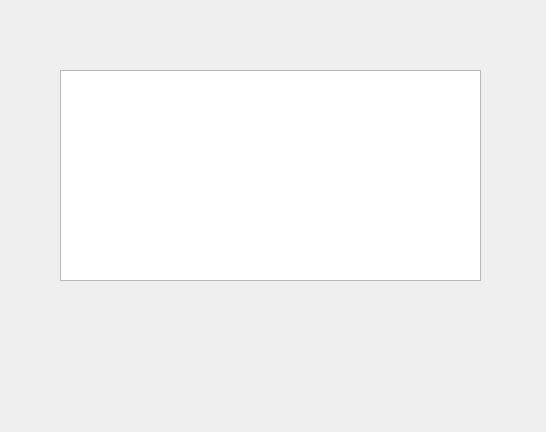
Qt form FruitManager/dialogpurchase.ui (database-class-assistants/c-sFruitManager) before a commit.
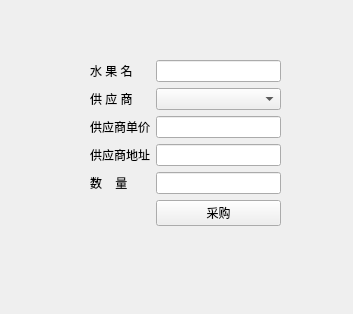
The same form after that commit.

Commit message: 完成采购

What changed in the file:
```diff
--- a/FruitManager/dialogpurchase.ui
+++ b/FruitManager/dialogpurchase.ui
@@ -6,22 +6,95 @@
    <rect>
     <x>0</x>
     <y>0</y>
-    <width>546</width>
-    <height>432</height>
+    <width>353</width>
+    <height>314</height>
    </rect>
   </property>
   <property name="windowTitle">
    <string>Form</string>
   </property>
-  <widget class="QTableView" name="tableView">
+  <widget class="QWidget" name="formLayoutWidget">
    <property name="geometry">
     <rect>
-     <x>60</x>
-     <y>70</y>
-     <width>421</width>
-     <height>211</height>
+     <x>90</x>
+     <y>60</y>
+     <width>191</width>
+     <height>173</height>
     </rect>
    </property>
+   <layout class="QFormLayout" name="formLayout">
+    <item row="0" column="0">
+     <widget class="QLabel" name="label">
+      <property name="text">
+       <string>水 果 名</string>
+      </property>
+     </widget>
+    </item>
+    <item row="0" column="1">
+     <widget class="QLineEdit" name="le_fruit_name"/>
+    </item>
+    <item row="1" column="0">
+     <widget class="QLabel" name="label_2">
+      <property name="text">
+       <string>供 应 商</string>
+      </property>
+     </widget>
+    </item>
+    <item row="1" column="1">
+     <widget class="QComboBox" name="cb_supplier"/>
+    </item>
+    <item row="2" column="0">
+     <widget class="QLabel" name="label_4">
+      <property name="text">
+       <string>供应商单价</string>
+      </property>
+     </widget>
+    </item>
+    <item row="2" column="1">
+     <widget class="QLineEdit" name="le_price">
+      <property name="enabled">
+       <bool>true</bool>
+      </property>
+      <property name="focusPolicy">
+       <enum>Qt::NoFocus</enum>
+      </property>
+      <property name="text">
+       <string/>
+      </property>
+     </widget>
+    </item>
+    <item row="3" column="0">
+     <widget class="QLabel" name="label_5">
+      <property name="text">
+       <string>供应商地址</string>
+      </property>
+     </widget>
+    </item>
+    <item row="3" column="1">
+     <widget class="QLineEdit" name="le_address">
+      <property name="focusPolicy">
+       <enum>Qt::NoFocus</enum>
+      </property>
+     </widget>
+    </item>
+    <item row="4" column="0">
+     <widget class="QLabel" name="label_3">
+      <property name="text">
+       <string>数    量</string>
+      </property>
+     </widget>
+    </item>
+    <item row="4" column="1">
+     <widget class="QLineEdit" name="le_num"/>
+    </item>
+    <item row="5" column="1">
+     <widget class="QPushButton" name="pushButton">
+      <property name="text">
+       <string>采购</string>
+      </property>
+     </widget>
+    </item>
+   </layout>
   </widget>
  </widget>
  <resources/>
```
The commit also changes 16 other files.
